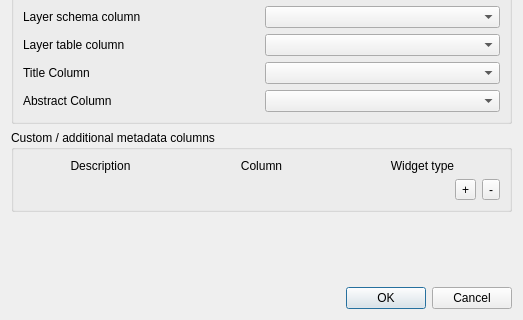
lutraconsulting/qgis-geocat-plugin, file GeoCat/ui/config_dialog_base.ui: the form before one commit; both pictures show x 0 to 523 and y 159 to 479 of the 523 by 479 pixel window.
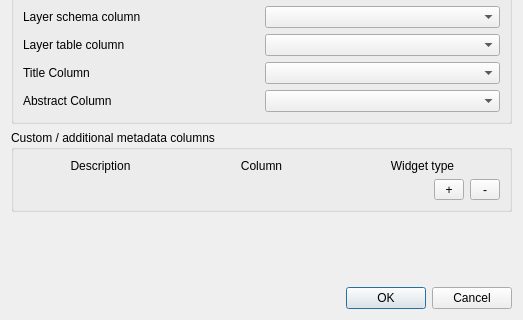
The form after the commit.

What changed in the file:
```diff
--- a/GeoCat/ui/config_dialog_base.ui
+++ b/GeoCat/ui/config_dialog_base.ui
@@ -163,6 +163,12 @@
         </item>
         <item>
          <widget class="QToolButton" name="addCustomColumnBtn">
+          <property name="minimumSize">
+           <size>
+            <width>30</width>
+            <height>0</height>
+           </size>
+          </property>
           <property name="toolTip">
            <string>Add Custom Column</string>
           </property>
@@ -173,6 +179,12 @@
         </item>
         <item>
          <widget class="QToolButton" name="removeCustomColumnBtn">
+          <property name="minimumSize">
+           <size>
+            <width>30</width>
+            <height>0</height>
+           </size>
+          </property>
           <property name="toolTip">
            <string>Remove Custom Column</string>
           </property>
```
